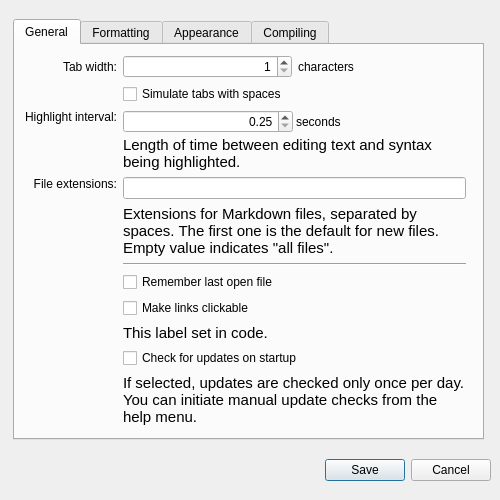
Above: src/preferencesdialog.ui from ali-rantakari/QarkDown before the change. Below: the same form after it.
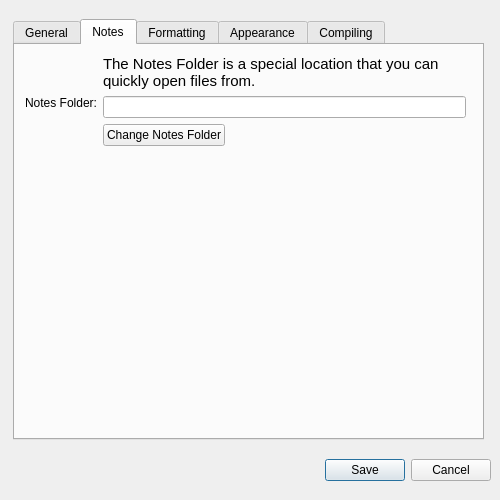
That is the form after the change.

Commit message:
Add "notes folder" setting and allow opening files from there.
Ctrl+Shift+N shows the file selection dialog for files in the notes folder.

```diff
--- a/src/preferencesdialog.ui
+++ b/src/preferencesdialog.ui
@@ -66,7 +66,7 @@
     </rect>
    </property>
    <property name="currentIndex">
-    <number>0</number>
+    <number>1</number>
    </property>
    <widget class="QWidget" name="tab">
     <attribute name="title">
@@ -288,6 +288,85 @@
      </layout>
     </widget>
    </widget>
+   <widget class="QWidget" name="tab_5">
+    <attribute name="title">
+     <string>Notes</string>
+    </attribute>
+    <widget class="QWidget" name="gridLayoutWidget_5">
+     <property name="geometry">
+      <rect>
+       <x>10</x>
+       <y>10</y>
+       <width>441</width>
+       <height>371</height>
+      </rect>
+     </property>
+     <layout class="QGridLayout" name="gridLayout_5">
+      <item row="1" column="0">
+       <widget class="QLabel" name="label_16">
+        <property name="text">
+         <string>Notes Folder:</string>
+        </property>
+        <property name="alignment">
+         <set>Qt::AlignRight|Qt::AlignTop|Qt::AlignTrailing</set>
+        </property>
+       </widget>
+      </item>
+      <item row="6" column="0">
+       <spacer name="verticalSpacer_6">
+        <property name="orientation">
+         <enum>Qt::Vertical</enum>
+        </property>
+        <property name="sizeHint" stdset="0">
+         <size>
+          <width>20</width>
+          <height>40</height>
+         </size>
+        </property>
+       </spacer>
+      </item>
+      <item row="0" column="1">
+       <widget class="QLabel" name="fileExtensionsInfoLabel_2">
+        <property name="font">
+         <font>
+          <pointsize>11</pointsize>
+         </font>
+        </property>
+        <property name="text">
+         <string>The Notes Folder is a special location that you can quickly open files from.</string>
+        </property>
+        <property name="wordWrap">
+         <bool>true</bool>
+        </property>
+       </widget>
+      </item>
+      <item row="1" column="1">
+       <layout class="QVBoxLayout" name="verticalLayout_10">
+        <item>
+         <widget class="QLineEdit" name="notesFolderLineEdit">
+          <property name="readOnly">
+           <bool>true</bool>
+          </property>
+         </widget>
+        </item>
+        <item>
+         <widget class="QPushButton" name="changeNotesFolderButton">
+          <property name="sizePolicy">
+           <sizepolicy hsizetype="Fixed" vsizetype="Fixed">
+            <horstretch>0</horstretch>
+            <verstretch>0</verstretch>
+           </sizepolicy>
+          </property>
+          <property name="text">
+           <string>Change Notes Folder</string>
+          </property>
+         </widget>
+        </item>
+       </layout>
+      </item>
+     </layout>
+    </widget>
+   </widget>
    <widget class="QWidget" name="tab_4">
     <attribute name="title">
      <string>Formatting</string>
```
The commit also changes 5 other files.
